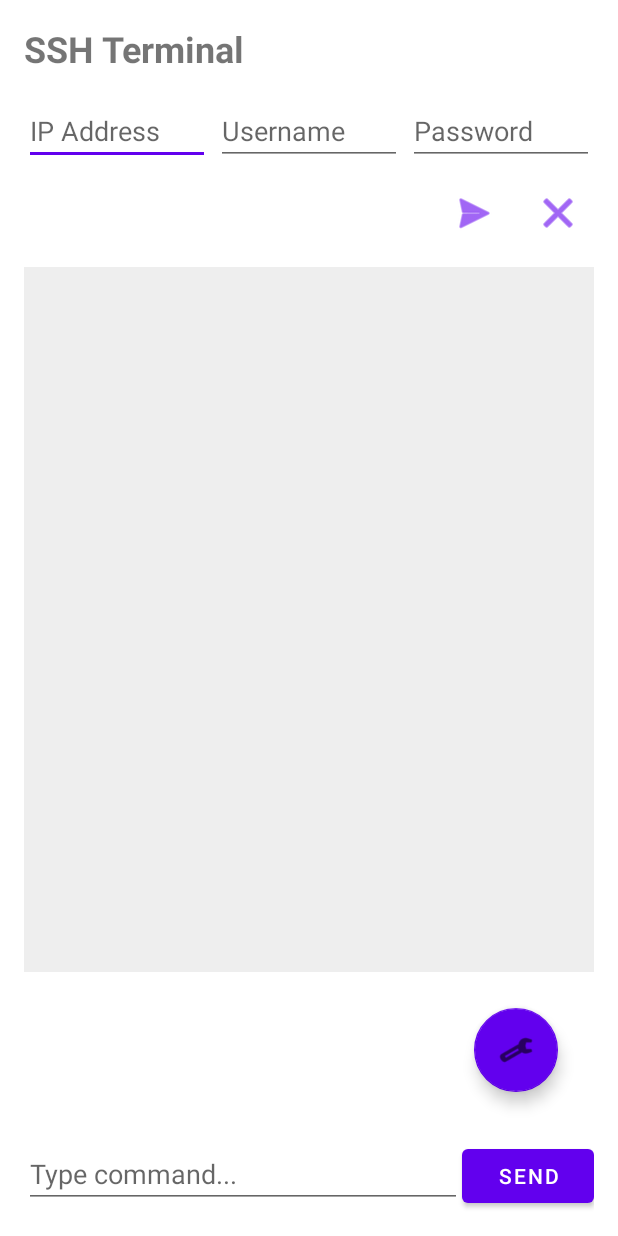
After one commit to karthiknexoplus/TagOnboarding, an Android app: the layout activity_ssh_terminal.xml on its own in the app's theme, with its tools: preview values and no code run, on a phone screen of 412 x 824 dp. The commit adds this screen. Run offline under Robolectric (Android 15) with nearby library versions, the phone set to English and light mode, and no system bars.

Commit message:
SSH terminal UI/UX improvements, bottom sheet commands, and new command added

```diff
--- a/app/build.gradle
+++ b/app/build.gradle
@@ -42,4 +42,5 @@ dependencies {
     implementation 'androidx.recyclerview:recyclerview:1.3.2'
     implementation 'androidx.cardview:cardview:1.0.0'
     implementation 'com.github.chrisbanes:PhotoView:2.3.0'
+    implementation 'com.jcraft:jsch:0.1.55'
 }
--- a/app/src/main/AndroidManifest.xml
+++ b/app/src/main/AndroidManifest.xml
@@ -33,6 +33,7 @@
         <activity android:name=".AnprUsersActivity" />
         <activity android:name=".AccessLogsActivity" />
         <activity android:name=".ReaderSettingsActivity" />
+        <activity android:name=".SshTerminalActivity" />
         <provider
             android:name="androidx.core.content.FileProvider"
             android:authorities="com.example.loginapp.provider"
--- a/app/src/main/java/com/example/loginapp/MenuActivity.kt
+++ b/app/src/main/java/com/example/loginapp/MenuActivity.kt
@@ -29,7 +29,8 @@ class MenuActivity : AppCompatActivity() {
             MenuItem(R.drawable.ic_anpr_data, "ANPR Data", ANPRDataActivity::class.java),
             MenuItem(R.drawable.ic_anpr_users, "ANPR Users", AnprUsersActivity::class.java),
             MenuItem(R.drawable.ic_logs, "Access Logs", AccessLogsActivity::class.java),
-            MenuItem(R.drawable.ic_reader, "Reader Settings", ReaderSettingsActivity::class.java)
+            MenuItem(R.drawable.ic_reader, "Reader Settings", ReaderSettingsActivity::class.java),
+            MenuItem(R.drawable.ic_reader, "SSH Terminal", SshTerminalActivity::class.java)
         )
         val adapter = MenuAdapter(menuItems) { item ->
             startActivity(Intent(this, item.targetActivity))
--- /dev/null
+++ b/app/src/main/res/layout/activity_ssh_terminal.xml
@@ -0,0 +1,129 @@
+<?xml version="1.0" encoding="utf-8"?>
+<LinearLayout xmlns:android="http://schemas.android.com/apk/res/android"
+    xmlns:app="http://schemas.android.com/apk/res-auto"
+    android:layout_width="match_parent"
+    android:layout_height="match_parent"
+    android:orientation="vertical"
+    android:padding="16dp">
+
+    <TextView
+        android:layout_width="wrap_content"
+        android:layout_height="wrap_content"
+        android:text="SSH Terminal"
+        android:textSize="24sp"
+        android:textStyle="bold"
+        android:layout_marginBottom="16dp"/>
+
+    <LinearLayout
+        android:layout_width="match_parent"
+        android:layout_height="wrap_content"
+        android:orientation="horizontal"
+        android:layout_marginBottom="8dp">
+
+        <EditText
+            android:id="@+id/ipEditText"
+            android:layout_width="0dp"
+            android:layout_height="wrap_content"
+            android:layout_weight="1"
+            android:hint="IP Address"
+            android:inputType="text"
+            android:layout_marginEnd="4dp"/>
+
+        <EditText
+            android:id="@+id/usernameEditText"
+            android:layout_width="0dp"
+            android:layout_height="wrap_content"
+            android:layout_weight="1"
+            android:hint="Username"
+            android:inputType="textPersonName"
+            android:layout_marginEnd="4dp"/>
+
+        <EditText
+            android:id="@+id/passwordEditText"
+            android:layout_width="0dp"
+            android:layout_height="wrap_content"
+            android:layout_weight="1"
+            android:hint="Password"
+            android:inputType="textPassword"/>
+    </LinearLayout>
+
+    <LinearLayout
+        android:layout_width="match_parent"
+        android:layout_height="wrap_content"
+        android:orientation="horizontal"
+        android:gravity="end"
+        android:layout_marginBottom="4dp">
+
+        <ImageButton
+            android:id="@+id/connectButton"
+            android:layout_width="48dp"
+            android:layout_height="48dp"
+            android:background="@android:color/transparent"
+            android:src="@android:drawable/ic_menu_send"
+            android:contentDescription="Connect"
+            android:tint="@color/purple_500"/>
+
+        <ImageButton
+            android:id="@+id/disconnectButton"
+            android:layout_width="48dp"
+            android:layout_height="48dp"
+            android:background="@android:color/transparent"
+            android:src="@android:drawable/ic_menu_close_clear_cancel"
+            android:contentDescription="Disconnect"
+            android:tint="@color/purple_500"
+            android:layout_marginStart="8dp"/>
+    </LinearLayout>
+
+    <ScrollView
+        android:id="@+id/outputScrollView"
+        android:layout_width="match_parent"
+        android:layout_height="0dp"
+        android:layout_weight="2"
+        android:fillViewport="true"
+        android:background="#EEEEEE"
+        android:layout_marginTop="8dp">
+
+        <TextView
+            android:id="@+id/outputTextView"
+            android:layout_width="match_parent"
+            android:layout_height="wrap_content"
+            android:text=""
+            android:textIsSelectable="true"
+            android:padding="8dp"
+            android:scrollbars="vertical"
+            android:gravity="bottom|start"
+            android:overScrollMode="always"/>
+    </ScrollView>
+
+    <com.google.android.material.floatingactionbutton.FloatingActionButton
+        android:id="@+id/commandsFab"
+        android:layout_width="wrap_content"
+        android:layout_height="wrap_content"
+        android:layout_gravity="bottom|end"
+        android:layout_margin="24dp"
+        android:src="@android:drawable/ic_menu_manage"
+        android:contentDescription="Show Commands"
+        app:backgroundTint="@color/purple_500"/>
+
+    <LinearLayout
+        android:layout_width="match_parent"
+        android:layout_height="wrap_content"
+        android:orientation="horizontal"
+        android:layout_marginTop="8dp">
+
+        <EditText
+            android:id="@+id/inputEditText"
+            android:layout_width="0dp"
+            android:layout_height="wrap_content"
+            android:layout_weight="1"
+            android:hint="Type command..."
+            android:inputType="text"/>
+
+        <Button
+            android:id="@+id/sendButton"
+            android:layout_width="wrap_content"
+            android:layout_height="wrap_content"
+            android:text="Send"/>
+    </LinearLayout>
+
+</LinearLayout>
```
Also changed, not shown: app/src/main/java/com/example/loginapp/SshTerminalActivity.kt (added, +222 -0 lines), 163 other files.
